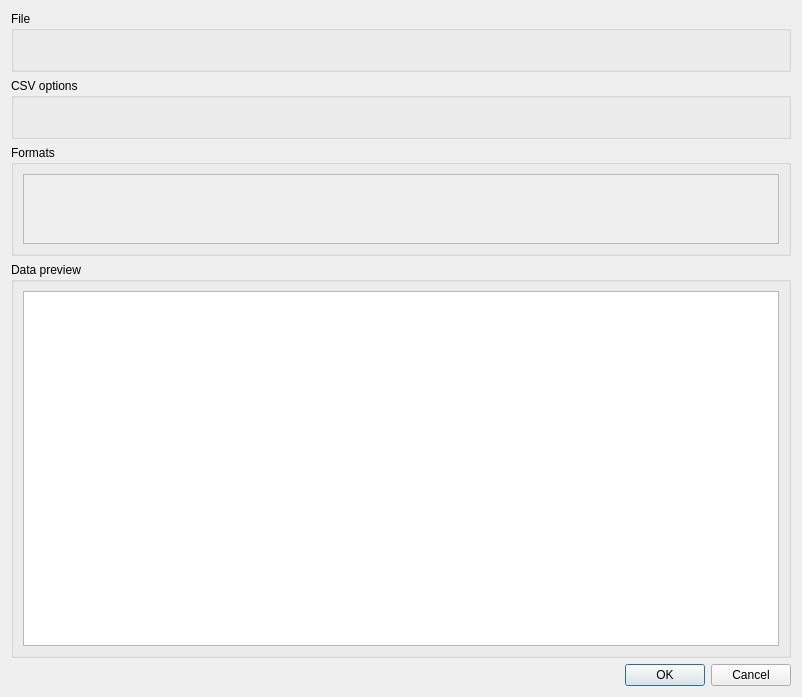
The window that src/mdtcsv/mdtCsvFileParserSettingsDialog.ui (scandyna/multidiagtools) describes before a commit, drawn with Qt 5.
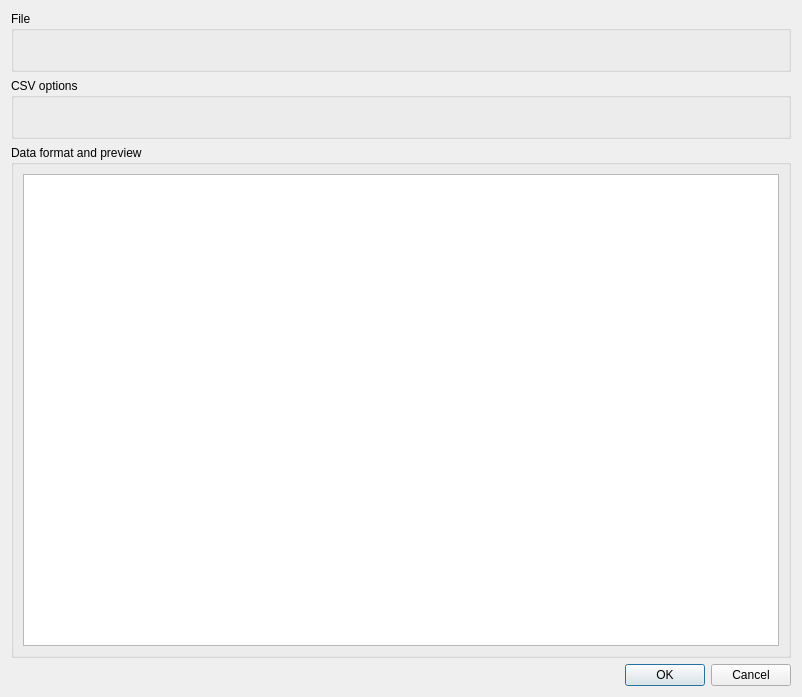
The same window after the commit. Custom widgets are drawn as their Qt base class.

Commit message: Working on CSV import format and preview

```diff
--- a/src/mdtcsv/mdtCsvFileParserSettingsDialog.ui
+++ b/src/mdtcsv/mdtCsvFileParserSettingsDialog.ui
@@ -84,42 +84,10 @@
      </layout>
     </widget>
    </item>
-   <item>
-    <widget class="QGroupBox" name="gbRecordFormat">
-     <property name="title">
-      <string>Formats</string>
-     </property>
-     <layout class="QHBoxLayout" name="horizontalLayout_3">
-      <item>
-       <widget class="QScrollArea" name="saRecordFormat">
-        <property name="sizePolicy">
-         <sizepolicy hsizetype="Expanding" vsizetype="Preferred">
-          <horstretch>0</horstretch>
-          <verstretch>0</verstretch>
-         </sizepolicy>
-        </property>
-        <property name="widgetResizable">
-         <bool>true</bool>
-        </property>
-        <widget class="QWidget" name="scrollAreaWidgetContents">
-         <property name="geometry">
-          <rect>
-           <x>0</x>
-           <y>0</y>
-           <width>756</width>
-           <height>79</height>
-          </rect>
-         </property>
-        </widget>
-       </widget>
-      </item>
-     </layout>
-    </widget>
-   </item>
    <item>
     <widget class="QGroupBox" name="gbDataPreview">
      <property name="title">
-      <string>Data preview</string>
+      <string>Data format and preview</string>
      </property>
      <layout class="QVBoxLayout" name="verticalLayout_4">
       <item>
```
The commit also changes 18 other files.
